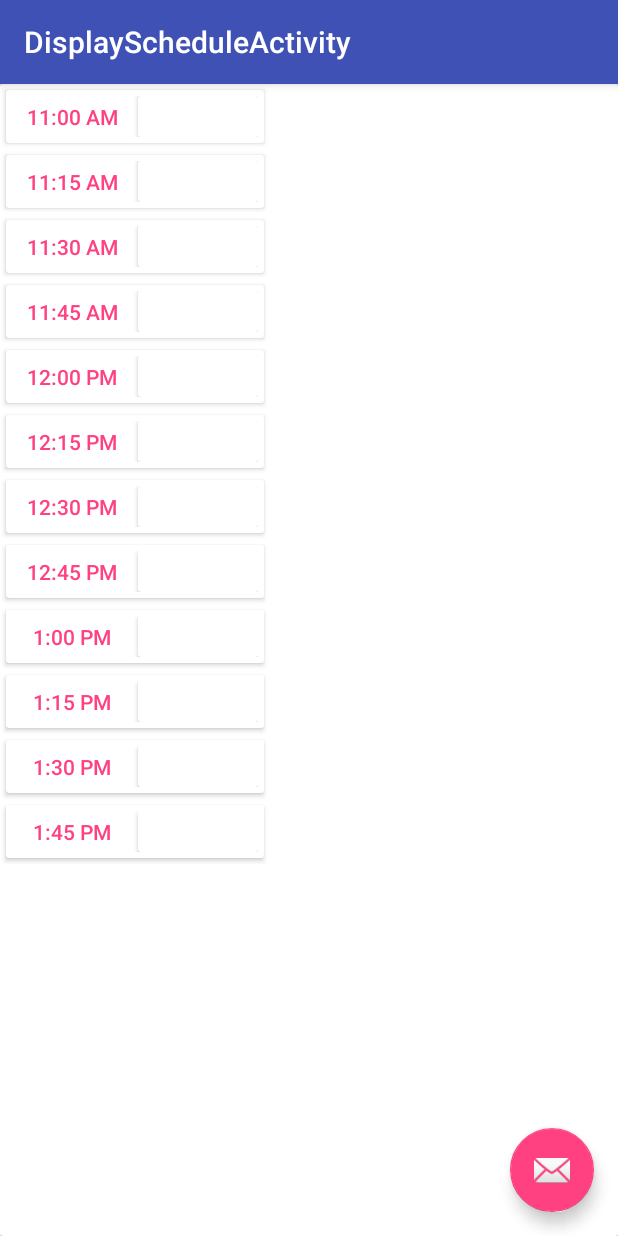
After one commit to SaraBrachaT/AndroidApps, an Android app: the DisplayScheduleActivity screen opened directly, with no data from a screen before it, on a phone screen of 412 x 824 dp. The commit adds this screen. Run offline under Robolectric (Android 15) with nearby library versions, the phone set to English and light mode, and no system bars; 3 statements that could not run were skipped.

Commit message:
Committing most android finished, some JAVA code left to do

```diff
--- a/Planner/app/src/main/AndroidManifest.xml
+++ b/Planner/app/src/main/AndroidManifest.xml
@@ -16,7 +16,11 @@
             </intent-filter>
         </activity>
         <activity android:name=".TaskEntryActivity" />
-        <activity android:name=".ScheduleTimeEntryActivity"></activity>
+        <activity android:name=".ScheduleTimeEntryActivity" />
+        <activity
+            android:name=".DisplayScheduleActivity"
+            android:label="@string/title_activity_display_schedule"
+            android:theme="@style/AppTheme.NoActionBar"></activity>
     </application>
 
 </manifest>
--- /dev/null
+++ b/Planner/app/src/main/java/com/example/sarabracha/planner/DisplayScheduleActivity.java
@@ -0,0 +1,88 @@
+package com.example.sarabracha.planner;
+
+import android.content.Intent;
+import android.icu.util.TimeUnit;
+import android.os.Bundle;
+import android.support.design.widget.FloatingActionButton;
+import android.support.design.widget.Snackbar;
+import android.support.v7.app.AppCompatActivity;
+import android.support.v7.widget.LinearLayoutManager;
+import android.support.v7.widget.RecyclerView;
+import android.support.v7.widget.Toolbar;
+import android.view.View;
+
+import com.google.gson.Gson;
+
+import java.util.ArrayList;
+
+public class DisplayScheduleActivity extends AppCompatActivity {
+
+    private PlannerAdapter mAdapter;
+    private RecyclerView mRvPlanner;
+    private ArrayList<Task> mCurrentSchedule;
+    private String[] mListForAdapter;
+    private int mStartHour;
+
+    @Override
+    protected void onCreate(Bundle savedInstanceState) {
+        super.onCreate(savedInstanceState);
+        setContentView(R.layout.activity_display_schedule);
+        Toolbar toolbar = (Toolbar) findViewById(R.id.toolbar);
+        setSupportActionBar(toolbar);
+        getIncomingData();
+        setupPlanner();
+
+        FloatingActionButton fab = (FloatingActionButton) findViewById(R.id.fab);
+        fab.setOnClickListener(new View.OnClickListener() {
+            @Override
+            public void onClick(View view) {
+                // TODO: Back?
+            }
+        });
+    }
+
+    private void getIncomingData() {
+        Intent incoming = getIntent();
+        mCurrentSchedule = restoreScheduleFromJSON(incoming.getStringExtra("Schedule"));
+        mListForAdapter = new String[mCurrentSchedule.size()];
+        for (int i = 0; i < mCurrentSchedule.size(); i++) {
+            mListForAdapter[i] = mCurrentSchedule.get(i).toString();
+        }
+
+        //TimeUnit scheduleStart = mSchedule.get(0).getStartTime();
+        //mStartHour = scheduleStart.
+    }
+
+
+    private ArrayList<Task> restoreScheduleFromJSON(String json) {
+        Gson gson = new Gson();
+        return gson.fromJson(json, ArrayList.class);
+    }
+
+
+    private void setupPlanner() {
+        // start time, hours in day, sections per hour, schedule
+        mAdapter = new PlannerAdapter(11, 3, 4, mListForAdapter);
+        mRvPlanner = (RecyclerView) findViewById(R.id.recycler_view);
+        RecyclerView.LayoutManager lm = new LinearLayoutManager(getApplicationContext(),
+                LinearLayoutManager.VERTICAL,
+                false);
+        lm.setAutoMeasureEnabled(true);
+
+        mRvPlanner.setHasFixedSize(true);
+        mRvPlanner.setLayoutManager(lm);
+        mRvPlanner.setAdapter(mAdapter);
+    }
+
+    public void changeTask(View view) {
+        View sbContainer = findViewById(R.id.activity_main);
+
+        // get the tag from the item clicked on
+        Integer position = (Integer) view.getTag();
+        Snackbar.make(sbContainer, "Position in adapter: " + position, Snackbar.LENGTH_SHORT).show();
+
+        // call the change event from the adapter to change this position's event/task
+        mAdapter.changeTimeSlotEvent(position, "Changed");
+    }
+
+}
--- /dev/null
+++ b/Planner/app/src/main/java/com/example/sarabracha/planner/PlannerAdapter.java
@@ -0,0 +1,223 @@
+package com.example.sarabracha.planner;
+
+
+import android.support.v7.widget.RecyclerView;
+import android.util.Log;
+import android.view.LayoutInflater;
+import android.view.View;
+import android.view.ViewGroup;
+import android.widget.TextView;
+
+import java.text.DecimalFormat;
+
+
+public class PlannerAdapter extends RecyclerView.Adapter<PlannerAdapter.ViewHolder> {
+
+    private String mPeriodSlots[], mData[];
+    private int mHoursInDay, mHourSubPeriods, mStartHour, mTotalPeriods;
+    private int mAll24Hours[], mOneSetOfHourSubPeriods[];
+    private String mAMPM[];
+
+    public PlannerAdapter(int startHour, int hoursInDay, int hourSubPeriods, String[] incomingList) {
+        validateData(startHour, hoursInDay, hourSubPeriods);
+        initializeArrays(startHour, hoursInDay, hourSubPeriods);
+        createArrays();
+        fillArrays(incomingList);
+    }
+
+    private void validateData(int startHour, int hoursInDay, int hourSubPeriods) {
+        validateStartHour(startHour);
+        validateHoursInDay(startHour, hoursInDay);
+        validateHourSubPeriods(hourSubPeriods);
+    }
+
+    private void validateStartHour(int startHour) {
+        if (startHour < 0 || startHour > 23) {
+            throw new IllegalArgumentException("Start Hour must be between 0 and 23 inclusive");
+        }
+    }
+
+    private void validateHoursInDay(int startHour, int hoursInDay) {
+        if (hoursInDay < 1 || hoursInDay > 24 || hoursInDay + startHour > 24) {
+            throw new IllegalArgumentException("Hours in Day must be between 1 and 24 inclusive" +
+                    "AND must end by midnight. " +
+                    "The later the Start Time, the fewer available hours in the day.");
+        }
+    }
+
+    private void validateHourSubPeriods(int hourSubPeriods) {
+        if (hourSubPeriods < 1 || hourSubPeriods > 60 || 60 % hourSubPeriods != 0) {
+            throw new IllegalArgumentException("Hour sub-periods must be:" +
+                    " between 1 and 6o inclusive and " +
+                    "evenly divisible into 60");
+        }
+    }
+
+    private void initializeArrays(int startHour, int hoursInDay, int hourSubPeriods) {
+        mStartHour = startHour;
+        mHoursInDay = hoursInDay;
+        mHourSubPeriods = hourSubPeriods;
+        mTotalPeriods = mHoursInDay * mHourSubPeriods;
+    }
+
+    private void createArrays() {
+        mAll24Hours = new int[24];
+        mAMPM = new String[24];
+
+        mOneSetOfHourSubPeriods = new int[mHourSubPeriods];
+
+        mPeriodSlots = new String[mTotalPeriods];
+        mData = new String[mTotalPeriods];
+    }
+
+    private void fillArrays(String[] incomingData) {
+        fill24HoursAndAMPM();
+        fillPeriodBaseSlots();
+        fillScheduleSlots();
+        fillSchedule(incomingData);
+    }
+
+    private void fillSchedule(String[] incomingData) {
+        System.arraycopy(incomingData, 0, mData, 0, mData.length);
+    }
+
+    private void fill24HoursAndAMPM() {
+        fillAll12AMHours();
+        fillAll12PMHours();
+    }
+
+    private void fillAll12AMHours() {
+        mAll24Hours[0] = 12;
+        mAMPM[0] = "AM";
+        for (int i = 1; i < 12; i++) {
+            mAll24Hours[i] = i;
+            mAMPM[i] = "AM";
+        }
+    }
+
+    private void fillAll12PMHours() {
+        mAll24Hours[12] = 12;
+        mAMPM[12] = "PM";
+
+        for (int i = 13; i < 24; i++) {
+            mAll24Hours[i] = i - 12;
+            mAMPM[i] = "PM";
+        }
+    }
+
+    private void fillPeriodBaseSlots() {
+        int len = mOneSetOfHourSubPeriods.length;
+
+        for (int i = 0; i < len; i++) {
+            mOneSetOfHourSubPeriods[i] = (60 / mHourSubPeriods * i);
+        }
+    }
+
+    private void fillScheduleSlots() {
+        int hour;
+        int len = mOneSetOfHourSubPeriods.length;
+
+        String AMPM, period = "00";
+        DecimalFormat df = new DecimalFormat("00");
+
+        for (int slot = 0, i = 0;
+             slot < mPeriodSlots.length;
+             slot += len, i++) {
+            {
+                hour = mAll24Hours[i + mStartHour];
+                AMPM = mAMPM[i + mStartHour];
+
+                for (int periodSlot = 0; periodSlot < len; periodSlot++) {
+
+                    period = df.format(mOneSetOfHourSubPeriods[periodSlot]);
+
+                    mPeriodSlots[slot + periodSlot] = hour + ":" + period + ' ' + AMPM;
+
+                    //mData[slot + periodSlot] = "test " + periodSlot;
+
+                    Log.d("RV", "Slot " + (slot + periodSlot) + "; Hour: " + hour +
+                            "; Period: " + period + "; AMPM: " + AMPM);
+                }
+            }
+        }
+    }
+
+    @Override
+    public ViewHolder onCreateViewHolder(ViewGroup parent, int viewType) {
+        View itemLayoutView = LayoutInflater.from(parent.getContext()).inflate(
+                R.layout.rv_planner_slot_item, parent, false);
+        return new ViewHolder(itemLayoutView);
+    }
+
+    @Override
+    public void onBindViewHolder(ViewHolder holder, int position) {
+        TextView tv_slot_time = holder.tv_slot_time;
+        TextView tv_task = holder.tv_task;
+
+        tv_slot_time.setText(mPeriodSlots[position]);
+        tv_task.setText(mData[position]);
+        tv_task.setTag(position);
+    }
+
+    /**
+     * Returns how many items this adapter manages
+     *
+     * @return number of items
+     */
+    @Override
+    public int getItemCount() {
+        return mData.length;
+    }
+
+    /**
+     * Gets the number of active/working hours in the schedule
+     *
+     * @return number of hours
+     */
+    public int getHoursInDay() {
+        return mHoursInDay;
+    }
+
+    /**
+     * Gets the number of divisions per hour used (i.e. 4 for 15 minutes, 2 for half-hour, et al.)
+     *
+     * @return number of periods per hour
+     */
+    public int getHourSubPeriods() {
+        return mHourSubPeriods;
+    }
+
+    /**
+     * Gets the zero-based hour at which the user's schedule starts
+     *
+     * @return starting hour for schedule
+     */
+    public int getStartHour() {
+        return mStartHour;
+    }
+
+    /**
+     * Returns the total number of periods in the user's schedule
+     *
+     * @return
+     */
+    public int getTotalPeriods() {
+        return mTotalPeriods;
+    }
+
+    public void changeTimeSlotEvent(int position, String event) {
+        mData[position] = event;
+        notifyDataSetChanged();
+    }
+
+    class ViewHolder extends RecyclerView.ViewHolder {
+        final TextView tv_slot_time, tv_task;
+
+        public ViewHolder(View itemLayoutView) {
+            super(itemLayoutView);
+
+            tv_slot_time = (TextView) itemLayoutView.findViewById(R.id.tv_slot_time);
+            tv_task = (TextView) itemLayoutView.findViewById(R.id.tv_task);
+        }
+    }
+}
--- /dev/null
+++ b/Planner/app/src/main/res/layout/activity_display_schedule.xml
@@ -0,0 +1,34 @@
+<?xml version="1.0" encoding="utf-8"?>
+<android.support.design.widget.CoordinatorLayout xmlns:android="http://schemas.android.com/apk/res/android"
+    xmlns:app="http://schemas.android.com/apk/res-auto"
+    xmlns:tools="http://schemas.android.com/tools"
+    android:layout_width="match_parent"
+    android:layout_height="match_parent"
+    android:fitsSystemWindows="true"
+    tools:context="com.example.sarabracha.planner.DisplayScheduleActivity">
+
+    <android.support.design.widget.AppBarLayout
+        android:layout_width="match_parent"
+        android:layout_height="wrap_content"
+        android:theme="@style/AppTheme.AppBarOverlay">
+
+        <android.support.v7.widget.Toolbar
+            android:id="@+id/toolbar"
+            android:layout_width="match_parent"
+            android:layout_height="?attr/actionBarSize"
+            android:background="?attr/colorPrimary"
+            app:popupTheme="@style/AppTheme.PopupOverlay" />
+
+    </android.support.design.widget.AppBarLayout>
+
+    <include layout="@layout/content_display_schedule" />
+
+    <android.support.design.widget.FloatingActionButton
+        android:id="@+id/fab"
+        android:layout_width="wrap_content"
+        android:layout_height="wrap_content"
+        android:layout_gravity="bottom|end"
+        android:layout_margin="@dimen/fab_margin"
+        app:srcCompat="@android:drawable/ic_dialog_email" />
+
+</android.support.design.widget.CoordinatorLayout>
--- a/Planner/app/src/main/res/layout/activity_main.xml
+++ b/Planner/app/src/main/res/layout/activity_main.xml
@@ -21,7 +21,7 @@
         android:textAlignment="center"
         android:textColor="@android:color/holo_blue_bright"
         android:fontFamily="cursive"
-        android:textSize="90dp"/>
+        android:textSize="60dp"/>
 
 </LinearLayout>
 </ScrollView>
--- /dev/null
+++ b/Planner/app/src/main/res/layout/content_display_schedule.xml
@@ -0,0 +1,23 @@
+<?xml version="1.0" encoding="utf-8"?>
+<android.support.v7.widget.CardView
+    xmlns:android="http://schemas.android.com/apk/res/android"
+    xmlns:app="http://schemas.android.com/apk/res-auto"
+    xmlns:tools="http://schemas.android.com/tools"
+    android:id="@+id/content_display_schedule"
+    android:layout_width="match_parent"
+    android:layout_height="match_parent"
+    android:paddingBottom="@dimen/activity_vertical_margin"
+    android:paddingLeft="@dimen/activity_horizontal_margin"
+    android:paddingRight="@dimen/activity_horizontal_margin"
+    android:paddingTop="@dimen/activity_vertical_margin"
+    app:layout_behavior="@string/appbar_scrolling_view_behavior"
+    tools:context="com.example.sarabracha.planner.DisplayScheduleActivity"
+    tools:showIn="@layout/activity_display_schedule">
+
+    <android.support.v7.widget.RecyclerView
+        android:layout_height="wrap_content"
+        android:layout_width="wrap_content"
+        android:id="@+id/recycler_view"
+        />
+
+</android.support.v7.widget.CardView>
--- /dev/null
+++ b/Planner/app/src/main/res/layout/rv_planner_slot_item.xml
@@ -0,0 +1,42 @@
+<?xml version="1.0" encoding="utf-8"?>
+<android.support.v7.widget.CardView xmlns:android="http://schemas.android.com/apk/res/android"
+    android:layout_width="match_parent"
+    android:layout_height="wrap_content"
+    android:layout_margin="@dimen/item_margin"
+    android:orientation="vertical">
+
+    <LinearLayout
+        android:layout_width="wrap_content"
+        android:layout_height="wrap_content"
+        android:layout_margin="@dimen/item_margin"
+        android:orientation="horizontal">
+
+        <TextView
+            android:id="@+id/tv_slot_time"
+            android:layout_width="wrap_content"
+            android:layout_height="wrap_content"
+            android:ems="5"
+            android:gravity="center"
+            android:padding="@dimen/item_margin"
+            android:textAppearance="@style/TextAppearance.AppCompat.Widget.Button.Borderless.Colored" />
+
+
+        <android.support.v7.widget.CardView
+            android:layout_width="wrap_content"
+            android:layout_height="wrap_content"
+            android:layout_marginLeft="@dimen/item_margin"
+            android:layout_marginStart="@dimen/item_margin">
+
+            <TextView
+                android:id="@+id/tv_task"
+                android:layout_width="wrap_content"
+                android:layout_height="wrap_content"
+                android:minEms="5"
+                android:onClick="changeTask"
+                android:padding="@dimen/item_margin"
+                android:textColor="@color/colorPrimary" />
+
+        </android.support.v7.widget.CardView>
+    </LinearLayout>
+
+</android.support.v7.widget.CardView>
--- /dev/null
+++ b/Planner/app/src/main/res/values-v21/styles.xml
@@ -0,0 +1 @@
+<resources></resources>
--- a/Planner/app/src/main/res/values/dimens.xml
+++ b/Planner/app/src/main/res/values/dimens.xml
@@ -2,4 +2,6 @@
     <!-- Default screen margins, per the Android Design guidelines. -->
     <dimen name="activity_horizontal_margin">16dp</dimen>
     <dimen name="activity_vertical_margin">16dp</dimen>
+    <dimen name="fab_margin">16dp</dimen>
+    <dimen name="item_margin">4dp</dimen>
 </resources>
--- a/Planner/app/src/main/res/values/strings.xml
+++ b/Planner/app/src/main/res/values/strings.xml
@@ -5,4 +5,6 @@
     <string name="remove_task">remove task</string>
     <string name="when_would_you_like_to_start_your_day">When would you like to start your day</string>
     <string name="welcome_message">BE \nORGANIZED \nFOR \nLIFE!</string>
+    <string name="title_activity_display_schedule">DisplayScheduleActivity</string>
+    <string name="view_schedule">View Schedule</string>
 </resources>
--- a/Planner/app/src/main/res/values/styles.xml
+++ b/Planner/app/src/main/res/values/styles.xml
@@ -8,4 +8,15 @@
         <item name="colorAccent">@color/colorAccent</item>
     </style>
 
+
+    <style name="AppTheme.NoActionBar">
+        <item name="windowActionBar">false</item>
+        <item name="windowNoTitle">true</item>
+    </style>
+
+    <style name="AppTheme.AppBarOverlay" parent="ThemeOverlay.AppCompat.Dark.ActionBar" />
+
+    <style name="AppTheme.PopupOverlay" parent="ThemeOverlay.AppCompat.Light" />
+
+
 </resources>
```
Also changed, not shown: Planner/app/build.gradle (+5 -2 lines), Planner/app/src/main/java/com/example/sarabracha/planner/MainActivity.java (+43 -21 lines), Planner/app/src/main/java/com/example/sarabracha/planner/Schedule.java (+75 -1 lines), Planner/app/src/main/java/com/example/sarabracha/planner/ScheduleTimeEntryActivity.java (+29 -1 lines), Planner/app/src/main/java/com/example/sarabracha/planner/Task.java (+18 -0 lines), Planner/app/src/main/java/com/example/sarabracha/planner/TaskEntryActivity.java (+20 -38 lines), Planner/app/src/main/res/layout/activity_task_entry.xml (+25 -1 lines), Planner/app/src/main/res/layout/task_entry.xml (+3 -14 lines), Planner/app/src/main/res/menu/main_menu.xml (+7 -1 lines).
